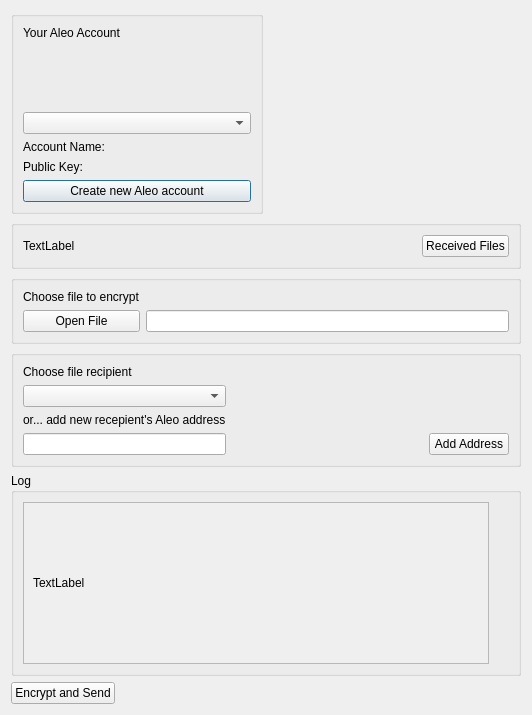
The window that pyqt_zkdrop.ui (4sm-ops/zkDrop) describes before a commit, drawn with Qt 5.
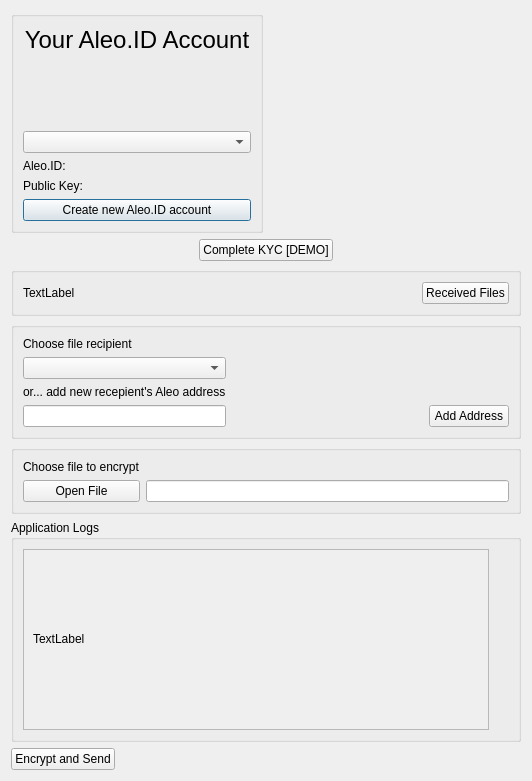
The same window after the commit. Icons and pictures are not drawn.

Commit message: before demo

The edit to the form file:
```diff
--- a/pyqt_zkdrop.ui
+++ b/pyqt_zkdrop.ui
@@ -7,7 +7,7 @@
     <x>0</x>
     <y>0</y>
     <width>532</width>
-    <height>715</height>
+    <height>781</height>
    </rect>
   </property>
   <property name="windowTitle">
@@ -24,8 +24,16 @@
        <layout class="QVBoxLayout" name="verticalLayout">
         <item>
          <widget class="QLabel" name="label_Static_YourAleoAccount">
+          <property name="font">
+           <font>
+            <pointsize>18</pointsize>
+           </font>
+          </property>
           <property name="text">
-           <string>Your Aleo Account</string>
+           <string>Your Aleo.ID Account</string>
+          </property>
+          <property name="alignment">
+           <set>Qt::AlignCenter</set>
           </property>
          </widget>
         </item>
@@ -48,7 +56,7 @@
         <item>
          <widget class="QLabel" name="label_AccountName">
           <property name="text">
-           <string>Account Name: </string>
+           <string>Aleo.ID: </string>
           </property>
          </widget>
         </item>
@@ -62,7 +70,7 @@
         <item>
          <widget class="QPushButton" name="pushButton_newAccount">
           <property name="text">
-           <string>Create new Aleo account</string>
+           <string>Create new Aleo.ID account</string>
           </property>
          </widget>
         </item>
@@ -87,6 +95,43 @@
      </item>
     </layout>
    </item>
+   <item>
+    <layout class="QGridLayout" name="gridLayout_UploadDocuments">
+     <item row="0" column="1">
+      <widget class="QPushButton" name="pushButton_uploadDocument">
+       <property name="text">
+        <string>Complete KYC [DEMO]</string>
+       </property>
+      </widget>
+     </item>
+     <item row="0" column="0">
+      <spacer name="horizontalSpacer_5">
+       <property name="orientation">
+        <enum>Qt::Horizontal</enum>
+       </property>
+       <property name="sizeHint" stdset="0">
+        <size>
+         <width>40</width>
+         <height>20</height>
+        </size>
+       </property>
+      </spacer>
+     </item>
+     <item row="0" column="2">
+      <spacer name="horizontalSpacer_6">
+       <property name="orientation">
+        <enum>Qt::Horizontal</enum>
+       </property>
+       <property name="sizeHint" stdset="0">
+        <size>
+         <width>40</width>
+         <height>20</height>
+        </size>
+       </property>
+      </spacer>
+     </item>
+    </layout>
+   </item>
    <item>
     <widget class="QGroupBox" name="groupBox_FileExplorer">
      <property name="title">
@@ -123,36 +168,6 @@
      </layout>
     </widget>
    </item>
-   <item>
-    <widget class="QGroupBox" name="groupBox_OpenFile">
-     <property name="title">
-      <string/>
-     </property>
-     <layout class="QGridLayout" name="gridLayout">
-      <item row="0" column="0">
-       <widget class="QLabel" name="label_4">
-        <property name="text">
-         <string>Choose file to encrypt</string>
-        </property>
-       </widget>
-      </item>
-      <item row="2" column="0">
-       <widget class="QPushButton" name="pushButton_OpenFile">
-        <property name="text">
-         <string>Open File</string>
-        </property>
-       </widget>
-      </item>
-      <item row="2" column="1">
-       <widget class="QLineEdit" name="lineEdit">
-        <property name="readOnly">
-         <bool>true</bool>
-        </property>
-       </widget>
-      </item>
-     </layout>
-    </widget>
-   </item>
    <item>
     <widget class="QGroupBox" name="groupBox_Recipient">
      <property name="title">
@@ -215,10 +230,40 @@
      </layout>
     </widget>
    </item>
+   <item>
+    <widget class="QGroupBox" name="groupBox_OpenFile">
+     <property name="title">
+      <string/>
+     </property>
+     <layout class="QGridLayout" name="gridLayout">
+      <item row="0" column="0">
+       <widget class="QLabel" name="label_4">
+        <property name="text">
+         <string>Choose file to encrypt</string>
+        </property>
+       </widget>
+      </item>
+      <item row="2" column="0">
+       <widget class="QPushButton" name="pushButton_OpenFile">
+        <property name="text">
+         <string>Open File</string>
+        </property>
+       </widget>
+      </item>
+      <item row="2" column="1">
+       <widget class="QLineEdit" name="lineEdit">
+        <property name="readOnly">
+         <bool>true</bool>
+        </property>
+       </widget>
+      </item>
+     </layout>
+    </widget>
+   </item>
    <item>
     <widget class="QGroupBox" name="groupBox_EncryptionData">
      <property name="title">
-      <string>Log</string>
+      <string>Application Logs</string>
      </property>
      <layout class="QHBoxLayout" name="horizontalLayout_6">
       <item>
```
The commit also changes 7 other files.
